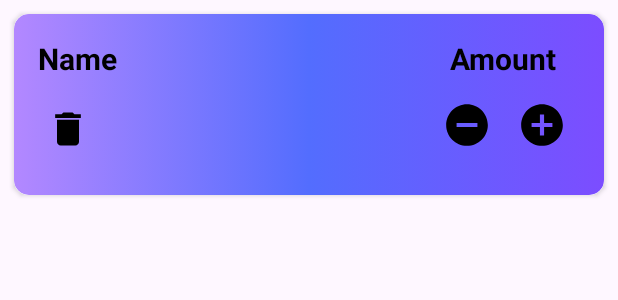
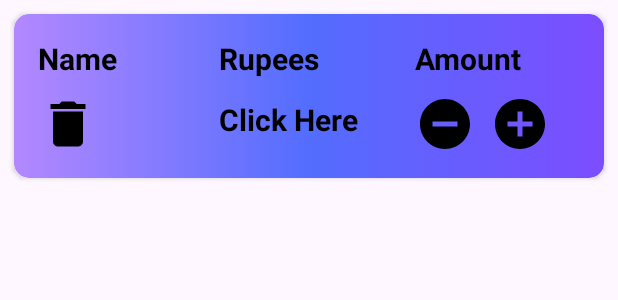
Before and after one commit to Aviraj1510/ShoppingApp, an Android app: the layout shopping_row.xml on its own in the app's theme, with its tools: preview values and no code run, on a phone screen of 412 x 824 dp. Shown: the top 300 px of the screen. Run offline under Robolectric (Android 15) with nearby library versions, the light colour scheme and no system bars.

Commit message:
Add Rupee Functionality

```diff
--- a/app/src/main/java/com/example/shoppinglistjava/db/ShoppingDatabase.java
+++ b/app/src/main/java/com/example/shoppinglistjava/db/ShoppingDatabase.java
@@ -9,7 +9,7 @@ import androidx.room.RoomDatabase;
 import com.example.shoppinglistjava.ListData.ShoppingItem;
 
 
-@Database(entities = {ShoppingItem.class}, version = 1)
+@Database(entities = {ShoppingItem.class}, version = 3)
 public abstract class ShoppingDatabase extends RoomDatabase {
 
 
--- a/app/src/main/res/layout/shopping_row.xml
+++ b/app/src/main/res/layout/shopping_row.xml
@@ -13,10 +13,17 @@
     android:layout_height="wrap_content"
     android:orientation="horizontal"
     android:background="@drawable/backgroundrow"
+    android:layout_gravity="center"
+    android:gravity="center"
+    android:weightSum="3"
     android:padding="16dp">
 <LinearLayout
-    android:layout_width="wrap_content"
-    android:layout_height="wrap_content"
+    android:layout_width="match_parent"
+    android:layout_height="match_parent"
+    android:layout_gravity="center"
+    android:gravity="left"
+    android:layout_marginRight="10dp"
+    android:layout_weight="1"
     android:orientation="vertical">
     <TextView
         android:id="@+id/tvName"
@@ -34,37 +41,72 @@
         android:clickable="true"
         android:focusable="true"
         android:src="@drawable/ic_delete"
-        android:padding="5dp"
-        android:layout_marginTop="13dp"
+        android:layout_marginTop="10dp"
         android:textSize="20sp"
-        android:layout_gravity="left"
         />
 
 
 
 </LinearLayout>
+    <LinearLayout
+        android:layout_width="match_parent"
+        android:layout_height="match_parent"
+        android:orientation="vertical"
+        android:layout_gravity="center"
+        android:gravity="left"
+        android:layout_weight="1"
+        android:layout_marginLeft="0dp"
+        >
+        <TextView
+            android:id="@+id/tvRupee"
+            android:layout_width="match_parent"
+            android:layout_height="wrap_content"
+            android:text="Rupees"
+            android:textColor="@color/black"
+            android:textStyle="bold"
+            android:textSize="20sp"
+            />
+        <TextView
+            android:id="@+id/Rupee"
+            android:layout_width="wrap_content"
+            android:layout_height="wrap_content"
+            android:clickable="true"
+            android:focusable="true"
+            android:text="Click Here"
+            android:textColor="@color/black"
+            android:textStyle="bold"
+            android:layout_marginTop="13dp"
+            android:textSize="20sp"
+            />
+
+
+
+    </LinearLayout>
 
     <LinearLayout
         android:layout_width="match_parent"
-        android:layout_height="wrap_content"
-        android:gravity="right"
+        android:layout_height="match_parent"
+        android:layout_weight="1"
+        android:layout_gravity="left"
+        android:layout_marginLeft="10dp"
+        android:gravity="center"
         android:orientation="vertical">
         <TextView
             android:id="@+id/tvAmount"
             android:layout_width="wrap_content"
             android:layout_height="wrap_content"
             android:text="Amount"
-            android:layout_marginRight="15dp"
+            android:layout_gravity="left"
             android:textStyle="bold"
             android:textColor="@color/black"
             android:textSize="20sp"
             />
 
         <LinearLayout
-            android:layout_width="wrap_content"
+            android:layout_width="match_parent"
             android:layout_height="wrap_content"
-            android:layout_marginTop="5dp"
-            android:padding="5dp"
+            android:layout_marginTop="10dp"
+            android:layout_gravity="left"
             android:orientation="horizontal">
 
             <ImageView
@@ -74,21 +116,16 @@
                 android:clickable="true"
                 android:focusable="true"
                 android:src="@drawable/ic_minus"
-                android:padding="3dp"
-                android:layout_marginRight="10dp"
-                android:layout_gravity="right"
                 android:textSize="20sp"
+                android:layout_marginEnd="10dp"
                  />
             <ImageView
                 android:id="@+id/ivPlus"
                 android:layout_width="40dp"
                 android:layout_height="40dp"
-                android:padding="3dp"
                 android:clickable="true"
                 android:focusable="true"
                 android:src="@drawable/ic_plus"
-                android:layout_marginTop="5dp"
-                android:layout_gravity="right"
                 />
         </LinearLayout>
     </LinearLayout>
```
Also changed, not shown: app/src/main/java/com/example/shoppinglistjava/Adapter/ShoppingListAdapter.java (+8 -3 lines), app/src/main/java/com/example/shoppinglistjava/ListData/ShoppingItem.java (+21 -1 lines), app/src/main/java/com/example/shoppinglistjava/MainActivity.java (+13 -8 lines), app/src/main/java/com/example/shoppinglistjava/ShoppingList.java (+7 -0 lines), app/src/main/res/layout/activity_main.xml (+22 -5 lines), app/src/main/res/layout/activity_shopping_list.xml (+36 -1 lines).
